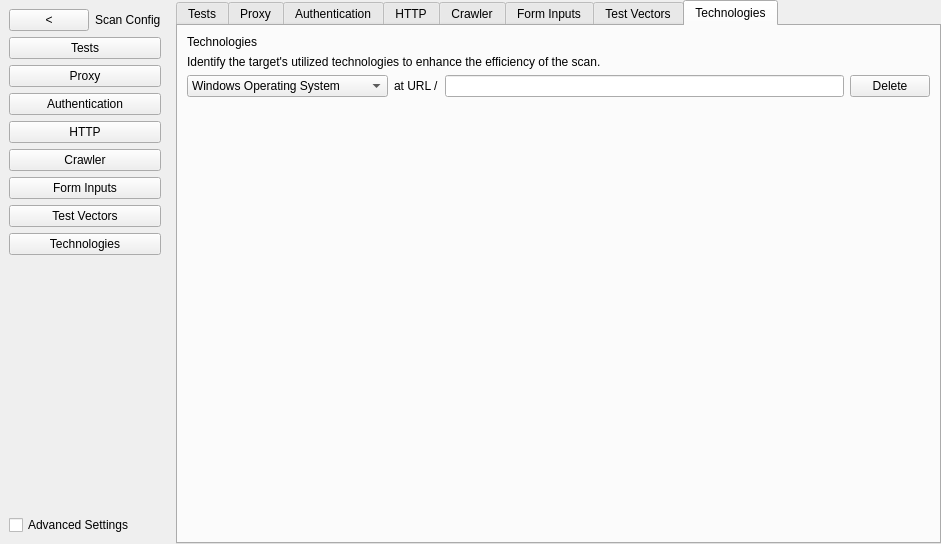
First picture: the form in settingwindow.ui, repository miracletech322/ProtCyberUltraScanner, before the edit.
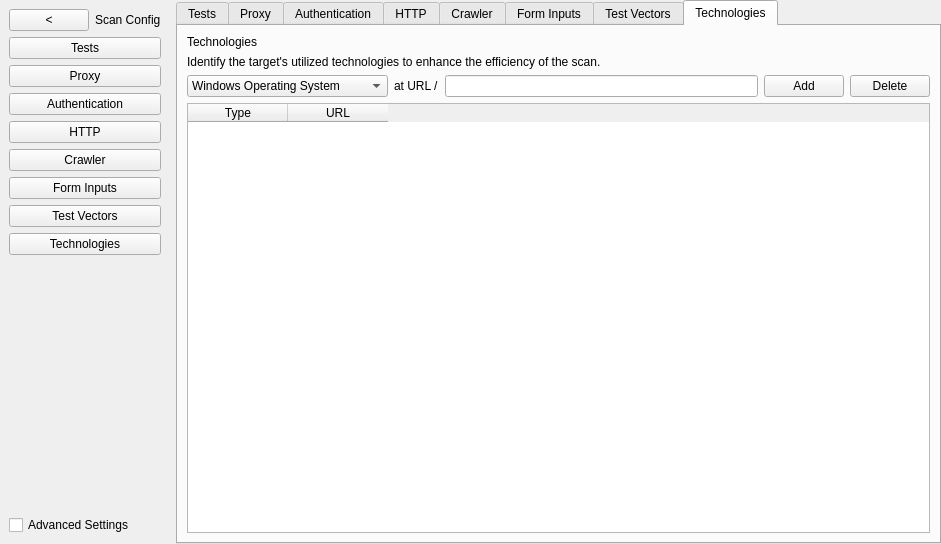
Second picture: the form after the edit. The open tabs and pages were chosen to show the change.

```diff
--- a/settingwindow.ui
+++ b/settingwindow.ui
@@ -1604,6 +1604,13 @@
              <item>
               <widget class="QLineEdit" name="edtTechURL"/>
              </item>
+             <item>
+              <widget class="QPushButton" name="btnTechAdd">
+               <property name="text">
+                <string>Add</string>
+               </property>
+              </widget>
+             </item>
              <item>
               <widget class="QPushButton" name="btnTechDelete">
                <property name="text">
@@ -1614,17 +1621,18 @@
             </layout>
            </item>
            <item>
-            <spacer name="verticalSpacer_7">
-             <property name="orientation">
-              <enum>Qt::Orientation::Vertical</enum>
-             </property>
-             <property name="sizeHint" stdset="0">
-              <size>
-               <width>20</width>
-               <height>40</height>
-              </size>
-             </property>
-            </spacer>
+            <widget class="QTableWidget" name="tableTech">
+             <column>
+              <property name="text">
+               <string>Type</string>
+              </property>
+             </column>
+             <column>
+              <property name="text">
+               <string>URL</string>
+              </property>
+             </column>
+            </widget>
            </item>
           </layout>
          </item>
```
